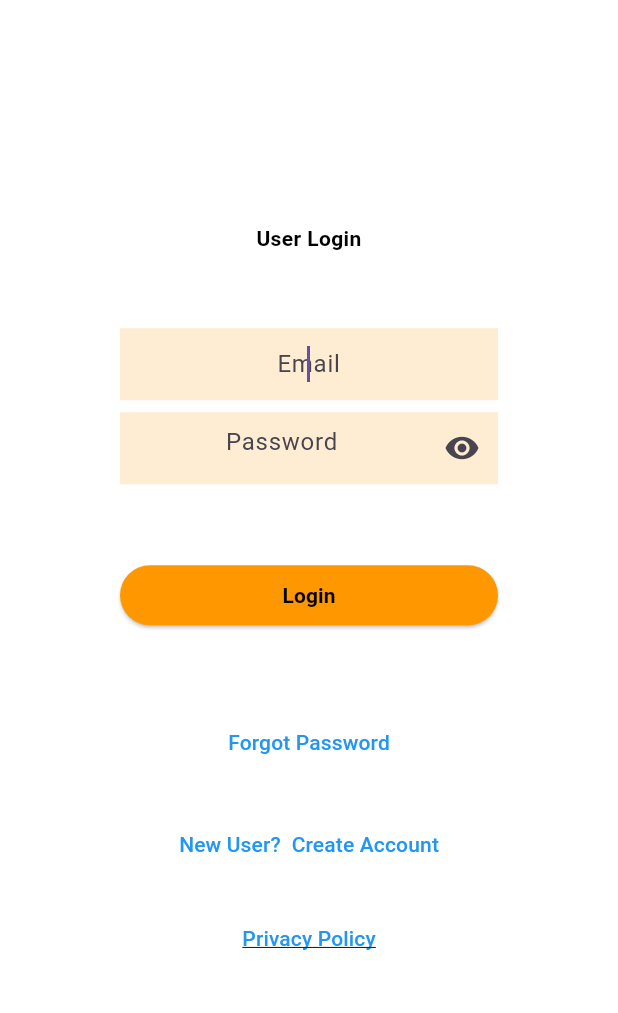
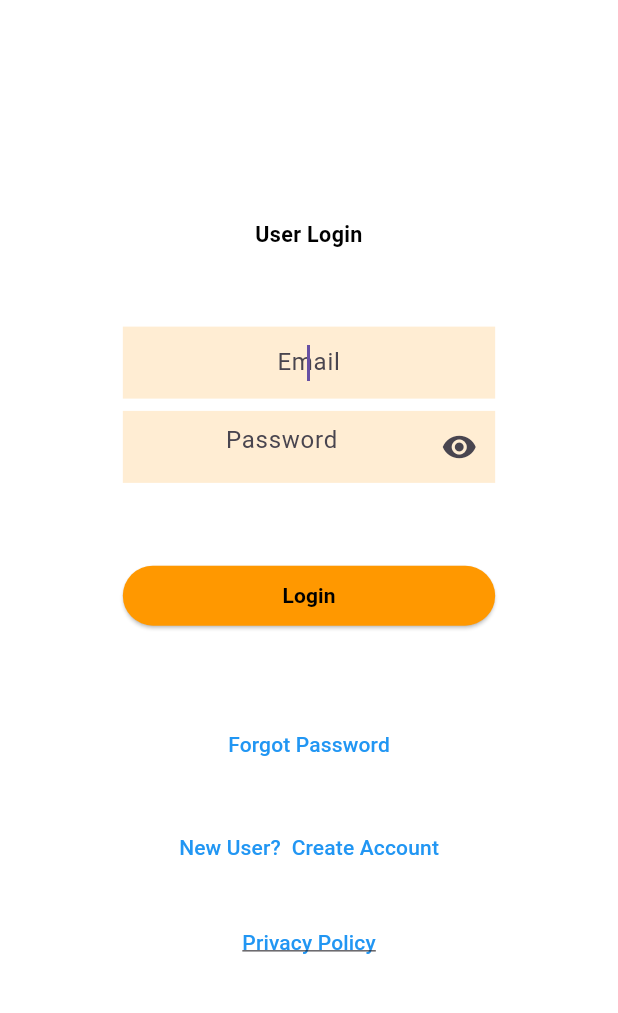
Before and after one commit to nathan-kane/deal_diligence, a Flutter app: the screen it shows after launch, on a phone screen of 412 x 824 dp, the part 61-1074 px from its top. Run offline on Flutter 3.47's test engine with Material 3 defaults, Android fonts, the light colour scheme and no system bars; our stand-ins replace cloud_firestore, dartz, equatable, firebase_auth, firebase_core, flutter_credit_card and 13 more; missing offline and left inert: add_2_calendar, flutter_stripe, googleapis; accounts and stored records are empty.

Commit message:
Made the screen dimensions constant at 380W and 804H

```diff
--- a/lib/main.dart
+++ b/lib/main.dart
@@ -41,11 +41,11 @@ class DealDiligence extends StatelessWidget {
 
   @override
   Widget build(BuildContext context) {
-    final double screenWidth = MediaQuery.of(context).size.width;
-    final double screenHeight = MediaQuery.of(context).size.height;
+    //final double screenWidth = MediaQuery.of(context).size.width;
+    //final double screenHeight = MediaQuery.of(context).size.height;
 
     return ScreenUtilInit(
-      designSize: Size(screenWidth, screenHeight),
+      designSize: const Size(384, 805),
       minTextAdapt: true,
       builder: (context, child) =>
          MaterialApp(
--- a/lib/screens/login_screen.dart
+++ b/lib/screens/login_screen.dart
@@ -114,7 +114,7 @@ class _LoginScreenState extends ConsumerState<LoginScreen> {
     passwordVisible = true;
 
     if (kIsWeb == true) {
-      tileText = 20.sp;
+      tileText = 10.sp;
     } else {
       tileText = 14.sp;
     }
--- a/lib/screens/transaction_detail_screen.dart
+++ b/lib/screens/transaction_detail_screen.dart
@@ -1001,7 +1001,7 @@ class _TransactionDetailScreenState
                     /// Display the client information in a collapsible panel
                     Card(
                       child: Container(
-                        padding: EdgeInsets.symmetric(horizontal: 30.h),
+                        padding: EdgeInsets.symmetric(horizontal: 20.h),
                         child: Column(
                           mainAxisAlignment: MainAxisAlignment.start,
                           crossAxisAlignment: CrossAxisAlignment.start,
```
